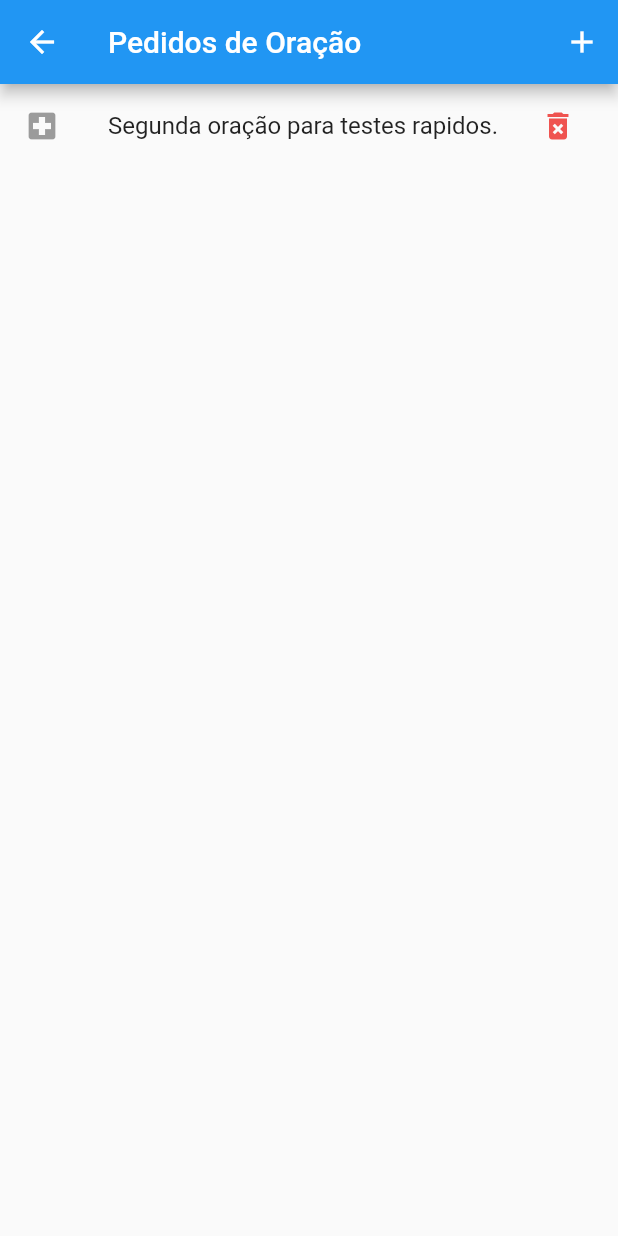
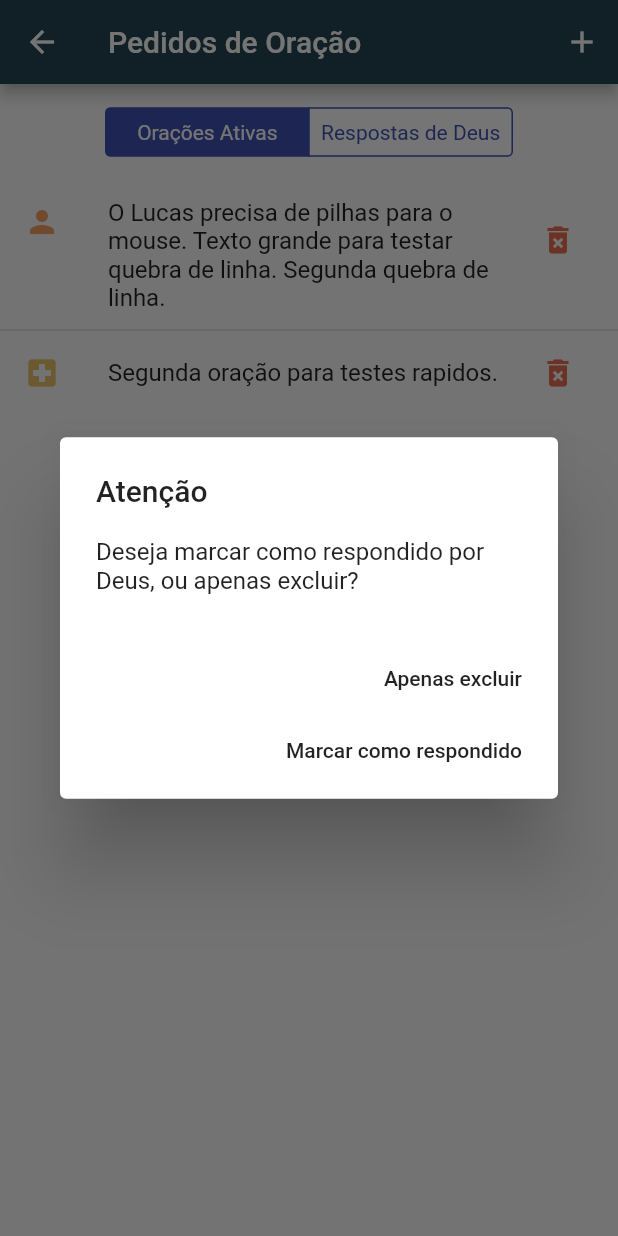
Before and after one commit to 1ucas/culto-domestico-app, a Flutter app: the PedidosOracaoPage screen opened directly, after a tap on the "delete forever" icon, on a phone screen of 412 x 824 dp. Run offline on Flutter 3.47's test engine with Material 2 defaults, Android fonts, the light colour scheme and no system bars.

Commit message:
Organizando Layout orações.

```diff
--- /dev/null
+++ b/lib/app/common/styles/app_styles.dart
@@ -0,0 +1,23 @@
+import 'dart:ui';
+
+import 'package:flutter/material.dart';
+
+class AppStyle {
+  static const PrimaryColor = Color.fromARGB(255, 38, 70, 83);
+  static const SecondaryColor = Color.fromARGB(255, 42, 157, 143);
+  static const WarningColor = Color.fromARGB(255, 233, 196, 106);
+  static const AccentColor = Color.fromARGB(255, 244, 162, 97);
+  static const DangerColor = Color.fromARGB(255, 231, 111, 81);
+  static const InactiveColor = Colors.black54;
+
+  static Widget titulo(String texto) {
+    return Row(
+      children: [
+        Text(
+          texto,
+          style: TextStyle(fontSize: 18, color: SecondaryColor),
+        ),
+      ],
+    );
+  }
+}
--- a/lib/app/home/ui/home_page.dart
+++ b/lib/app/home/ui/home_page.dart
@@ -1,3 +1,4 @@
+import 'package:culto_domestico_app/app/common/styles/app_styles.dart';
 import 'package:culto_domestico_app/app/cultinhos/services/cultinho_service.dart';
 import 'package:culto_domestico_app/app/cultinhos/ui/cultinhos_page.dart';
 import 'package:culto_domestico_app/app/pedidos_oracao/services/pedidos_oracao_service.dart';
@@ -10,6 +11,7 @@ class HomePage extends StatelessWidget {
   Widget build(BuildContext context) {
     return Scaffold(
       appBar: AppBar(
+        backgroundColor: AppStyle.PrimaryColor,
         title: Text('Home'),
       ),
       body: Column(
--- a/lib/app/pedidos_oracao/models/pedido_oracao.dart
+++ b/lib/app/pedidos_oracao/models/pedido_oracao.dart
@@ -1,8 +1,33 @@
 import 'dart:ui';
 
+import 'package:culto_domestico_app/app/common/styles/app_styles.dart';
 import 'package:meta/meta.dart';
 
 enum Severidade { agradecimento, normal, importante, urgente }
+
+extension SeveridadeColor on Severidade {
+
+  Color getColor() {
+    switch (this) {
+      case Severidade.urgente:
+        return AppStyle.DangerColor;
+        break;
+      case Severidade.importante:
+        return AppStyle.AccentColor;
+        break;
+      case Severidade.normal:
+        return AppStyle.WarningColor;
+        break;
+      case Severidade.agradecimento:
+        return AppStyle.SecondaryColor;
+        break;
+      default:
+        return AppStyle.InactiveColor;
+    }
+  }
+
+}
+
 enum Categoria { saude, profissional, pessoal, casa, relacionamento, outro }
 
 class PedidoOracao {
@@ -10,8 +35,9 @@ class PedidoOracao {
   final String texto;
   final Severidade severidade;
   final Categoria categoria;
+  bool respondida;
 
-  PedidoOracao({@required this.texto, @required this.severidade, @required this.categoria});
+  PedidoOracao({@required this.texto, @required this.severidade, @required this.categoria, this.respondida = false});
 
   @override
   int get hashCode => hashValues(texto, severidade, categoria);
--- a/lib/app/pedidos_oracao/services/pedidos_oracao_service.dart
+++ b/lib/app/pedidos_oracao/services/pedidos_oracao_service.dart
@@ -14,4 +14,8 @@ class PedidosOracaoService {
   void removerOracao(int oracaoId){
     PedidosOracaoLocalData.removerOracao(oracaoId);
   }
+
+  void atualizarOracaoRespondida(int oracaoId){
+    PedidosOracaoLocalData.atualizarOracaoRespondida(oracaoId);
+  }
 }
--- a/lib/app/pedidos_oracao/ui/pedidos_oracao_page.dart
+++ b/lib/app/pedidos_oracao/ui/pedidos_oracao_page.dart
@@ -1,7 +1,11 @@
+import 'package:culto_domestico_app/app/common/styles/app_styles.dart';
 import 'package:culto_domestico_app/app/pedidos_oracao/models/pedido_oracao.dart';
 import 'package:culto_domestico_app/app/pedidos_oracao/services/pedidos_oracao_service.dart';
 import 'package:culto_domestico_app/app/pedidos_oracao/ui/nova_oracao_page.dart';
+import 'package:culto_domestico_app/app/utils/dialogs/platform_alert_dialog.dart';
 import 'package:culto_domestico_app/app/utils/icons/pedido_oracao_icons.dart';
+import 'package:culto_domestico_app/app/utils/lists/empty_list_content.dart';
+import 'package:flutter/cupertino.dart';
 import 'package:flutter/material.dart';
 
 class PedidosOracaoPage extends StatefulWidget {
@@ -16,11 +20,38 @@ class PedidosOracaoPage extends StatefulWidget {
 class _PedidosOracaoPageState extends State<PedidosOracaoPage> {
   List<PedidoOracao> listaOracoes;
 
-  void _removerPedidoOracao(int oracaoId) {
-    setState(() {
-      listaOracoes.removeWhere((element) => element.hashCode == oracaoId);
-      PedidosOracaoService().removerOracao(oracaoId);
-    });
+  final _filtrosLista = const <bool, Widget>{
+    false: Padding(
+      padding: EdgeInsets.all(8.0),
+      child: Text("Orações Ativas"),
+    ),
+    true: Padding(
+      padding: EdgeInsets.all(8.0),
+      child: Text("Respostas de Deus"),
+    ),
+  };
+
+  bool _filtrarRespondidas = false;
+
+  get listaRenderizar => listaOracoes.where((oracao) => oracao.respondida == _filtrarRespondidas).toList();
+
+  Future<void> _removerPedidoOracao(int oracaoId) async {
+    final respondida = await PlatformAlertDialog(
+      content: _filtrarRespondidas ? "Deseja realmente apagar essa resposta de oração?" : "Deseja marcar como respondido por Deus, ou apenas excluir?",
+      defaultActionText: _filtrarRespondidas ? "Cancelar" : "Marcar como respondido",
+      cancelActionText: _filtrarRespondidas ? "Excluir" : "Apenas excluir",
+      title: "Atenção",
+    ).show(context);
+    if (respondida) {
+      setState(() {
+        PedidosOracaoService().atualizarOracaoRespondida(oracaoId);
+      });
+    } else {
+      setState(() {
+        listaOracoes.removeWhere((element) => element.hashCode == oracaoId);
+        PedidosOracaoService().removerOracao(oracaoId);
+      });
+    }
   }
 
   Widget _buildItem(BuildContext context, PedidoOracao pedido) {
@@ -39,7 +70,7 @@ class _PedidosOracaoPageState extends State<PedidosOracaoPage> {
         trailing: IconButton(
           icon: Icon(
             Icons.delete_forever,
-            color: Colors.red[400],
+            color: AppStyle.DangerColor,
           ),
           onPressed: () => _removerPedidoOracao(pedido.hashCode),
         ),
@@ -48,16 +79,38 @@ class _PedidosOracaoPageState extends State<PedidosOracaoPage> {
     );
   }
 
-  Widget _buildBody() {
+  Widget _buildList() {
     return ListView.separated(
       itemBuilder: (context, index) {
-        return _buildItem(context, widget.itens[index]);
+        return _buildItem(context, listaRenderizar[index]);
       },
       separatorBuilder: (BuildContext context, int index) => Divider(
         height: 0.5,
         thickness: 1,
       ),
-      itemCount: widget.itens.length,
+      itemCount: listaRenderizar.length,
+    );
+  }
+
+  Widget _buildBody() {
+    return Column(
+      children: [
+        CupertinoSegmentedControl<bool>(
+          padding: EdgeInsets.all(16.0),
+          children: _filtrosLista,
+          groupValue: _filtrarRespondidas,
+          onValueChanged: (bool valor) {
+            setState(() {
+              _filtrarRespondidas = valor;
+            });
+          },
+        ),
+        if (listaRenderizar.isNotEmpty) ...[
+          Expanded(child: _buildList())
+        ] else ...[
+          Expanded(child: Center(child: EmptyListContent()))
+        ]
+      ],
     );
   }
 
@@ -74,6 +127,7 @@ class _PedidosOracaoPageState extends State<PedidosOracaoPage> {
     listaOracoes = widget.itens;
     return Scaffold(
       appBar: AppBar(
+        backgroundColor: AppStyle.PrimaryColor,
         actions: [
           IconButton(
               icon: Icon(Icons.add, color: Colors.white),
@@ -85,3 +139,5 @@ class _PedidosOracaoPageState extends State<PedidosOracaoPage> {
     );
   }
 }
+
+class CupertinoSlidingSegmentedControl {}
--- /dev/null
+++ b/lib/app/utils/dialogs/platform_alert_dialog.dart
@@ -0,0 +1,94 @@
+import 'dart:io';
+
+import 'package:culto_domestico_app/app/utils/dialogs/platform_aware_widget.dart';
+import 'package:flutter/cupertino.dart';
+import 'package:flutter/material.dart';
+
+class PlatformAlertDialog extends PlatformWidget {
+  PlatformAlertDialog({
+    @required this.title,
+    @required this.content,
+    this.cancelActionText,
+    @required this.defaultActionText,
+  })  : assert(title != null),
+        assert(content != null),
+        assert(defaultActionText != null);
+
+  final String title;
+  final String content;
+  final String cancelActionText;
+  final String defaultActionText;
+
+  Future<bool> show(BuildContext context) async {
+    return Platform.isIOS
+        ? await showCupertinoDialog<bool>(
+            context: context,
+            builder: (context) => this,
+          )
+        : await showDialog<bool>(
+            context: context,
+            barrierDismissible: false,
+            builder: (context) => this,
+          );
+  }
+
+  @override
+  Widget buildCupertinoWidget(BuildContext context) {
+    return CupertinoAlertDialog(
+      title: Text(title),
+      content: Text(content),
+      actions: _buildActions(context),
+    );
+  }
+
+  @override
+  Widget buildMaterialWidget(BuildContext context) {
+    return AlertDialog(
+      title: Text(title),
+      content: Text(content),
+      actions: _buildActions(context),
+    );
+  }
+
+  List<Widget> _buildActions(BuildContext context) {
+    final actions = <Widget>[];
+    if (cancelActionText != null) {
+      actions.add(
+        PlatformAlertDialogAction(
+          child: Text(cancelActionText),
+          onPressed: () => Navigator.of(context).pop(false),
+        ),
+      );
+    }
+    actions.add(
+      PlatformAlertDialogAction(
+        child: Text(defaultActionText),
+        onPressed: () => Navigator.of(context).pop(true),
+      ),
+    );
+    return actions;
+  }
+}
+
+class PlatformAlertDialogAction extends PlatformWidget {
+  PlatformAlertDialogAction({this.child, this.onPressed});
+
+  final Widget child;
+  final VoidCallback onPressed;
+
+  @override
+  Widget buildCupertinoWidget(BuildContext context) {
+    return CupertinoDialogAction(
+      child: child,
+      onPressed: onPressed,
+    );
+  }
+
+  @override
+  Widget buildMaterialWidget(BuildContext context) {
+    return FlatButton(
+      child: child,
+      onPressed: onPressed,
+    );
+  }
+}
--- /dev/null
+++ b/lib/app/utils/dialogs/platform_aware_widget.dart
@@ -0,0 +1,17 @@
+import 'dart:io';
+import 'package:flutter/material.dart';
+
+abstract class PlatformWidget extends StatelessWidget {
+
+  Widget buildCupertinoWidget(BuildContext context);
+  Widget buildMaterialWidget(BuildContext context);
+
+  @override
+  Widget build(BuildContext context) {
+    if(Platform.isIOS) {
+      return buildCupertinoWidget(context);
+    } else {
+      return buildMaterialWidget(context);
+    }
+  }
+}
--- a/lib/app/utils/icons/pedido_oracao_icons.dart
+++ b/lib/app/utils/icons/pedido_oracao_icons.dart
@@ -1,9 +1,7 @@
-
 import 'package:culto_domestico_app/app/pedidos_oracao/models/pedido_oracao.dart';
 import 'package:flutter/material.dart';
 
 class PedidoOracaoIcons {
-
   static Icon categoria(PedidoOracao pedido) {
     IconData icone;
     switch (pedido.categoria) {
@@ -16,24 +14,15 @@ class PedidoOracaoIcons {
       case Categoria.profissional:
         icone = Icons.work;
         break;
+      case Categoria.casa:
+        icone = Icons.home;
+        break;
+      case Categoria.relacionamento:
+        icone = Icons.favorite;
+        break;
       default:
         icone = Icons.home;
     }
-    Icon iconeFinal;
-    switch (pedido.severidade) {
-      case Severidade.urgente:
-        iconeFinal = Icon(icone, color: Colors.red);
-        break;
-      case Severidade.importante:
-        iconeFinal = Icon(icone, color: Colors.yellow);
-        break;
-      case Severidade.normal:
-        iconeFinal = Icon(icone, color: Colors.black38);
-        break;
-      default:
-        iconeFinal = Icon(icone, color: Colors.indigo);
-    }
-    return iconeFinal;
+    return Icon(icone, color: pedido.severidade.getColor());
   }
-
 }
--- a/lib/app/utils/lists/empty_list_content.dart
+++ b/lib/app/utils/lists/empty_list_content.dart
@@ -6,8 +6,8 @@ class EmptyListContent extends StatelessWidget {
 
   const EmptyListContent({
     Key key,
-    this.title = 'Nothing here',
-    this.message = 'Add a new item to get started',
+    this.title = '...Hum...',
+    this.message = 'Por enquanto nada por aqui',
   }) : super(key: key);
 
   @override
--- a/lib/main.dart
+++ b/lib/main.dart
@@ -1,3 +1,4 @@
+import 'package:culto_domestico_app/app/common/styles/app_styles.dart';
 import 'package:culto_domestico_app/app/home/ui/home_page.dart';
 import 'package:flutter/material.dart';
 
@@ -11,6 +12,7 @@ class MyApp extends StatelessWidget {
   Widget build(BuildContext context) {
     return MaterialApp(
       title: 'Flutter Demo',
+      color: AppStyle.PrimaryColor,
       theme: ThemeData(
         // This is the theme of your application.
         //
@@ -21,7 +23,7 @@ class MyApp extends StatelessWidget {
         // or simply save your changes to "hot reload" in a Flutter IDE).
         // Notice that the counter didn't reset back to zero; the application
         // is not restarted.
-        primarySwatch: Colors.blue,
+        primarySwatch: Colors.indigo,
         // This makes the visual density adapt to the platform that you run
         // the app on. For desktop platforms, the controls will be smaller and
         // closer together (more dense) than on mobile platforms.
```
Also changed, not shown: lib/app/local/data/pedidos_oracao_local_data.dart (+7 -0 lines), lib/app/pedidos_oracao/ui/nova_oracao_page.dart (+42 -26 lines).
